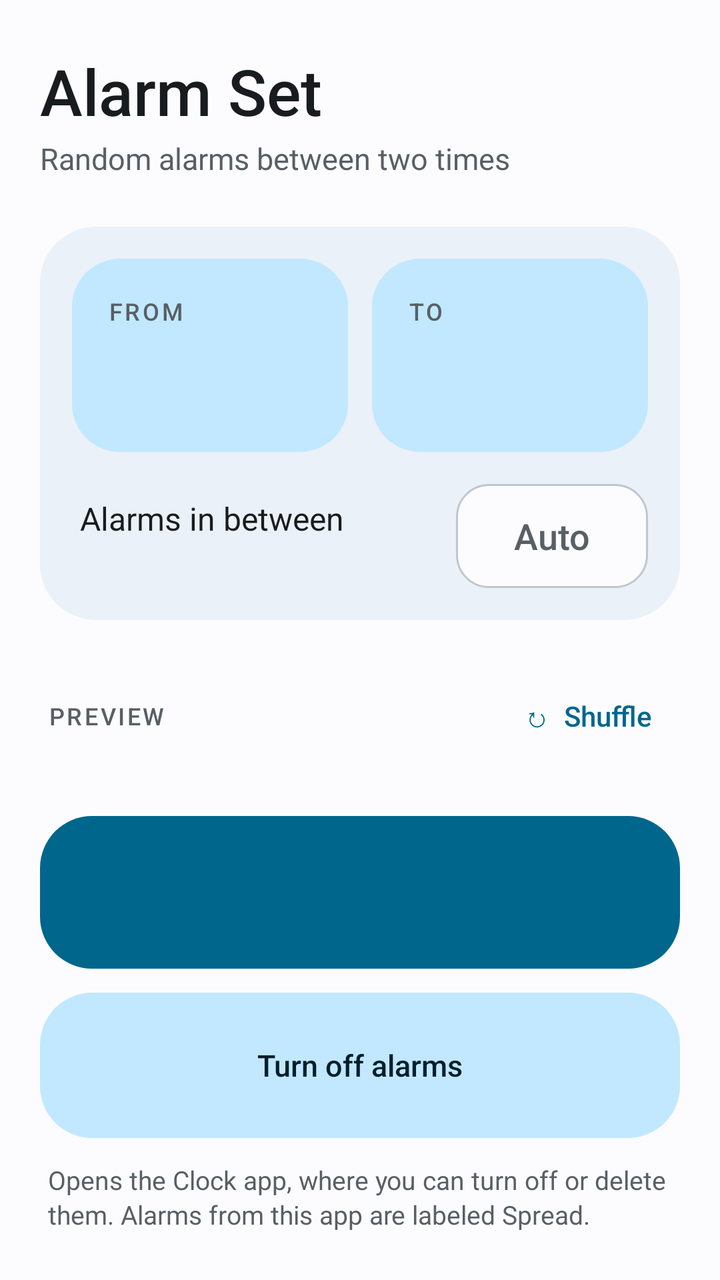
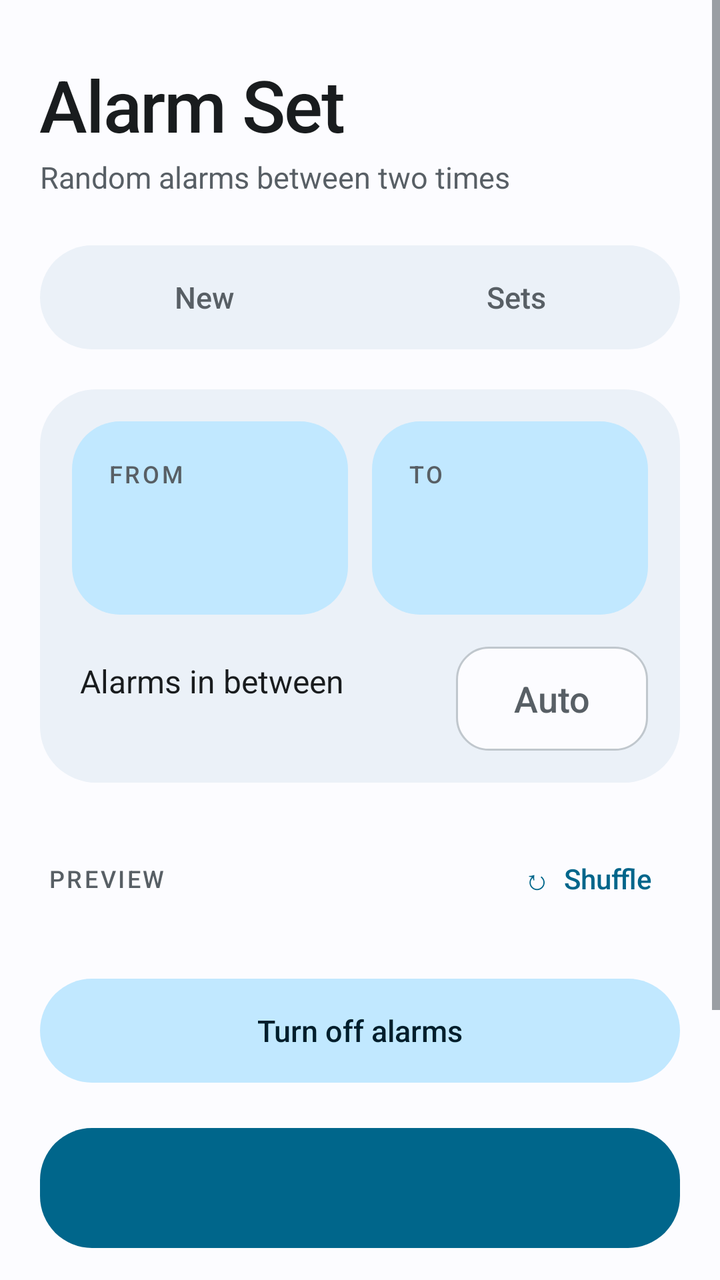

Compare the two renders of this Android layout. The source of the first and the diff that turns it into the second are given below.
<!-- AndroidManifest.xml: application theme AppTheme -->
<!-- res/layout/activity_main.xml -->
<?xml version="1.0" encoding="utf-8"?>
<ScrollView xmlns:android="http://schemas.android.com/apk/res/android"
    android:id="@+id/root" android:layout_width="match_parent" android:layout_height="match_parent"
    android:clipToPadding="false" android:fillViewport="true">

    <LinearLayout android:layout_width="match_parent" android:layout_height="wrap_content"
        android:orientation="vertical" android:paddingStart="20dp" android:paddingEnd="20dp"
        android:paddingTop="24dp" android:paddingBottom="24dp">

        <TextView android:layout_width="wrap_content" android:layout_height="wrap_content"
            android:text="@string/app_name" android:textColor="@color/on_bg" android:textSize="32sp"
            android:fontFamily="sans-serif-medium"/>
        <TextView android:layout_width="wrap_content" android:layout_height="wrap_content"
            android:layout_marginTop="2dp" android:text="Random alarms between two times"
            android:textColor="@color/muted" android:textSize="15sp"/>

        
        <LinearLayout android:layout_width="match_parent" android:layout_height="wrap_content"
            android:layout_marginTop="24dp" android:background="@drawable/bg_card"
            android:orientation="vertical" android:padding="16dp">

            <LinearLayout android:layout_width="match_parent" android:layout_height="wrap_content">
                <LinearLayout android:id="@+id/from" style="@style/Tile" android:layout_marginEnd="6dp">
                    <TextView style="@style/Label" android:layout_width="wrap_content"
                        android:layout_height="wrap_content" android:text="From"/>
                    <TextView android:id="@+id/from_time" style="@style/TileTime"
                        android:layout_width="wrap_content" android:layout_height="wrap_content"/>
                </LinearLayout>
                <LinearLayout android:id="@+id/to" style="@style/Tile" android:layout_marginStart="6dp">
                    <TextView style="@style/Label" android:layout_width="wrap_content"
                        android:layout_height="wrap_content" android:text="To"/>
                    <TextView android:id="@+id/to_time" style="@style/TileTime"
                        android:layout_width="wrap_content" android:layout_height="wrap_content"/>
                </LinearLayout>
            </LinearLayout>

            <LinearLayout android:layout_width="match_parent" android:layout_height="wrap_content"
                android:layout_marginTop="16dp" android:gravity="center_vertical" android:paddingStart="4dp">
                <LinearLayout android:layout_width="0dp" android:layout_height="wrap_content"
                    android:layout_weight="1" android:orientation="vertical">
                    <TextView android:layout_width="wrap_content" android:layout_height="wrap_content"
                        android:labelFor="@id/count" android:text="Alarms in between" android:textColor="@color/on_bg" android:textSize="16sp"/>
                    <TextView android:id="@+id/count_note" android:layout_width="wrap_content"
                        android:layout_height="wrap_content" android:textColor="@color/muted" android:textSize="13sp"/>
                </LinearLayout>
                <EditText android:id="@+id/count" android:layout_width="96dp" android:layout_height="52dp"
                    android:background="@drawable/bg_field" android:gravity="center" android:hint="Auto"
                    android:inputType="number" android:maxLength="3" android:imeOptions="actionDone"
                    android:textColor="@color/on_bg" android:textColorHint="@color/muted" android:textSize="18sp"/>
            </LinearLayout>
        </LinearLayout>

        
        <LinearLayout android:layout_width="match_parent" android:layout_height="wrap_content"
            android:layout_marginTop="24dp" android:gravity="center_vertical">
            <TextView style="@style/Label" android:layout_width="0dp" android:layout_weight="1"
                android:layout_height="wrap_content" android:paddingStart="4dp" android:text="Preview"/>
            <Button android:id="@+id/shuffle" style="@style/TextAction" android:text="↻  Shuffle" android:contentDescription="Shuffle"/>
        </LinearLayout>
        <TextView android:id="@+id/problem" android:layout_width="match_parent" android:layout_height="wrap_content"
            android:layout_marginTop="8dp" android:paddingStart="4dp" android:textColor="@color/muted"
            android:textSize="15sp" android:visibility="gone"/>
        <GridLayout android:id="@+id/chips" android:layout_width="match_parent" android:layout_height="wrap_content"
            android:layout_marginTop="6dp" android:columnCount="3" android:useDefaultMargins="false"/>

        <Button android:id="@+id/set" style="@style/Btn" android:layout_width="match_parent"
            android:layout_height="56dp" android:layout_marginTop="20dp"
            android:background="@drawable/bg_button_state" android:textColor="@color/on_primary"
            android:textSize="16sp"/>

        <Button android:id="@+id/turn_off" style="@style/Btn" android:layout_width="match_parent"
            android:layout_marginTop="12dp" android:background="@drawable/bg_tonal"
            android:textColor="@color/on_container" android:text="Turn off alarms"/>
        <TextView android:layout_width="match_parent" android:layout_height="wrap_content"
            android:layout_marginTop="12dp" android:paddingStart="4dp" android:paddingEnd="4dp"
            android:text="Opens the Clock app, where you can turn off or delete them. Alarms from this app are labeled Spread."
            android:textColor="@color/muted" android:textSize="13sp" android:lineSpacingExtra="2dp"/>
    </LinearLayout>
</ScrollView>
<!-- resources referenced by this layout -->
<resources>
  <color name="muted">@android:color/system_neutral2_600</color>
  <color name="on_bg">@android:color/system_neutral1_900</color>
  <color name="on_container">@android:color/system_accent1_900</color>
  <color name="on_primary">@android:color/system_accent1_0</color>
  <!-- drawable bg_card (drawable) -->
  <?xml version="1.0" encoding="utf-8"?>
  <ripple xmlns:android="http://schemas.android.com/apk/res/android" android:color="?android:attr/colorControlHighlight">
      <item><shape><solid android:color="@color/surface"/><corners android:radius="28dp"/></shape></item>
  </ripple>
  <!-- drawable bg_tonal (drawable) -->
  <?xml version="1.0" encoding="utf-8"?>
  <ripple xmlns:android="http://schemas.android.com/apk/res/android" android:color="?android:attr/colorControlHighlight">
      <item><shape><solid android:color="@color/container"/><corners android:radius="26dp"/></shape></item>
  </ripple>
  <string name="app_name">Alarm Set</string>
  <style name="Label">
          <item name="android:textColor">@color/muted</item>
          <item name="android:textSize">12sp</item>
          <item name="android:letterSpacing">0.1</item>
          <item name="android:fontFamily">sans-serif-medium</item>
          <item name="android:textAllCaps">true</item>
      </style>
  <style name="TileTime">
          <item name="android:textColor">@color/on_container</item>
          <item name="android:textSize">30sp</item>
          <item name="android:fontFamily">sans-serif-medium</item>
          <item name="android:layout_marginTop">4dp</item>
      </style>
  <color name="outline">@android:color/system_neutral2_200</color>
  <!-- drawable bg_button (drawable) -->
  <?xml version="1.0" encoding="utf-8"?>
  <ripple xmlns:android="http://schemas.android.com/apk/res/android" android:color="?android:attr/colorControlHighlight">
      <item><shape><solid android:color="@color/primary"/><corners android:radius="26dp"/></shape></item>
  </ripple>
  <color name="surface">@android:color/system_neutral2_50</color>
  <color name="bg">@android:color/system_neutral1_10</color>
  <color name="container">@android:color/system_accent1_100</color>
  <color name="primary">@android:color/system_accent1_600</color>
  <!-- drawable bg_tile (drawable) -->
  <?xml version="1.0" encoding="utf-8"?>
  <ripple xmlns:android="http://schemas.android.com/apk/res/android" android:color="?android:attr/colorControlHighlight">
      <item><shape><solid android:color="@color/container"/><corners android:radius="24dp"/></shape></item>
  </ripple>
  <!-- unchanged entries left out for length: 7 -->
</resources>

<!-- the commit's change to res/layout/activity_main.xml (unified diff, before → after) -->
@@ -1,79 +1,106 @@
 <?xml version="1.0" encoding="utf-8"?>
-<ScrollView xmlns:android="http://schemas.android.com/apk/res/android"
+<LinearLayout xmlns:android="http://schemas.android.com/apk/res/android"
     android:id="@+id/root" android:layout_width="match_parent" android:layout_height="match_parent"
-    android:clipToPadding="false" android:fillViewport="true">
+    android:orientation="vertical">
 
-    <LinearLayout android:layout_width="match_parent" android:layout_height="wrap_content"
-        android:orientation="vertical" android:paddingStart="20dp" android:paddingEnd="20dp"
-        android:paddingTop="24dp" android:paddingBottom="24dp">
+    <ScrollView android:layout_width="match_parent" android:layout_height="0dp" android:layout_weight="1"
+        android:fillViewport="true">
 
-        <TextView android:layout_width="wrap_content" android:layout_height="wrap_content"
-            android:text="@string/app_name" android:textColor="@color/on_bg" android:textSize="32sp"
-            android:fontFamily="sans-serif-medium"/>
-        <TextView android:layout_width="wrap_content" android:layout_height="wrap_content"
-            android:layout_marginTop="2dp" android:text="Random alarms between two times"
-            android:textColor="@color/muted" android:textSize="15sp"/>
+        <LinearLayout android:layout_width="match_parent" android:layout_height="wrap_content"
+            android:orientation="vertical" android:paddingStart="20dp" android:paddingEnd="20dp"
+            android:paddingTop="28dp" android:paddingBottom="24dp">
 
-        
-        <LinearLayout android:layout_width="match_parent" android:layout_height="wrap_content"
-            android:layout_marginTop="24dp" android:background="@drawable/bg_card"
-            android:orientation="vertical" android:padding="16dp">
+            <TextView android:layout_width="wrap_content" android:layout_height="wrap_content"
+                android:text="@string/app_name" android:textColor="@color/on_bg" android:textSize="36sp"
+                android:fontFamily="sans-serif-medium" android:letterSpacing="-0.02"/>
+            <TextView android:layout_width="wrap_content" android:layout_height="wrap_content"
+                android:layout_marginTop="2dp" android:text="Random alarms between two times"
+                android:textColor="@color/muted" android:textSize="15sp"/>
 
-            <LinearLayout android:layout_width="match_parent" android:layout_height="wrap_content">
-                <LinearLayout android:id="@+id/from" style="@style/Tile" android:layout_marginEnd="6dp">
-                    <TextView style="@style/Label" android:layout_width="wrap_content"
-                        android:layout_height="wrap_content" android:text="From"/>
-                    <TextView android:id="@+id/from_time" style="@style/TileTime"
-                        android:layout_width="wrap_content" android:layout_height="wrap_content"/>
-                </LinearLayout>
-                <LinearLayout android:id="@+id/to" style="@style/Tile" android:layout_marginStart="6dp">
-                    <TextView style="@style/Label" android:layout_width="wrap_content"
-                        android:layout_height="wrap_content" android:text="To"/>
-                    <TextView android:id="@+id/to_time" style="@style/TileTime"
-                        android:layout_width="wrap_content" android:layout_height="wrap_content"/>
-                </LinearLayout>
+            
+            <LinearLayout android:layout_width="match_parent" android:layout_height="52dp"
+                android:layout_marginTop="24dp" android:background="@drawable/bg_segment" android:padding="4dp">
+                <TextView android:id="@+id/tab_new" style="@style/Tab" android:text="New"/>
+                <TextView android:id="@+id/tab_sets" style="@style/Tab" android:text="Sets"/>
             </LinearLayout>
 
-            <LinearLayout android:layout_width="match_parent" android:layout_height="wrap_content"
-                android:layout_marginTop="16dp" android:gravity="center_vertical" android:paddingStart="4dp">
-                <LinearLayout android:layout_width="0dp" android:layout_height="wrap_content"
-                    android:layout_weight="1" android:orientation="vertical">
-                    <TextView android:layout_width="wrap_content" android:layout_height="wrap_content"
-                        android:labelFor="@id/count" android:text="Alarms in between" android:textColor="@color/on_bg" android:textSize="16sp"/>
-                    <TextView android:id="@+id/count_note" android:layout_width="wrap_content"
-                        android:layout_height="wrap_content" android:textColor="@color/muted" android:textSize="13sp"/>
+            
+            <LinearLayout android:id="@+id/page_new" android:layout_width="match_parent"
+                android:layout_height="wrap_content" android:orientation="vertical">
+
+                <LinearLayout android:layout_width="match_parent" android:layout_height="wrap_content"
+                    android:layout_marginTop="20dp" android:background="@drawable/bg_card"
+                    android:orientation="vertical" android:padding="16dp">
+
+                    <LinearLayout android:layout_width="match_parent" android:layout_height="wrap_content">
+                        <LinearLayout android:id="@+id/from" style="@style/Tile" android:layout_marginEnd="6dp">
+                            <TextView style="@style/Label" android:layout_width="wrap_content"
+                                android:layout_height="wrap_content" android:text="From"/>
+                            <TextView android:id="@+id/from_time" style="@style/TileTime"
+                                android:layout_width="wrap_content" android:layout_height="wrap_content"/>
+                        </LinearLayout>
+                        <LinearLayout android:id="@+id/to" style="@style/Tile" android:layout_marginStart="6dp">
+                            <TextView style="@style/Label" android:layout_width="wrap_content"
+                                android:layout_height="wrap_content" android:text="To"/>
+                            <TextView android:id="@+id/to_time" style="@style/TileTime"
+                                android:layout_width="wrap_content" android:layout_height="wrap_content"/>
+                        </LinearLayout>
+                    </LinearLayout>
+
+                    <LinearLayout android:layout_width="match_parent" android:layout_height="wrap_content"
+                        android:layout_marginTop="16dp" android:gravity="center_vertical" android:paddingStart="4dp">
+                        <LinearLayout android:layout_width="0dp" android:layout_height="wrap_content"
+                            android:layout_weight="1" android:orientation="vertical">
+                            <TextView android:layout_width="wrap_content" android:layout_height="wrap_content"
+                                android:labelFor="@id/count" android:text="Alarms in between" android:textColor="@color/on_bg" android:textSize="16sp"/>
+                            <TextView android:id="@+id/count_note" android:layout_width="wrap_content"
+                                android:layout_height="wrap_content" android:textColor="@color/muted" android:textSize="13sp"/>
+                        </LinearLayout>
+                        <EditText android:id="@+id/count" android:layout_width="96dp" android:layout_height="52dp"
+                            android:background="@drawable/bg_field" android:gravity="center" android:hint="Auto"
+                            android:inputType="number" android:maxLength="3" android:imeOptions="actionDone"
+                            android:textColor="@color/on_bg" android:textColorHint="@color/muted" android:textSize="18sp"/>
+                    </LinearLayout>
                 </LinearLayout>
-                <EditText android:id="@+id/count" android:layout_width="96dp" android:layout_height="52dp"
-                    android:background="@drawable/bg_field" android:gravity="center" android:hint="Auto"
-                    android:inputType="number" android:maxLength="3" android:imeOptions="actionDone"
-                    android:textColor="@color/on_bg" android:textColorHint="@color/muted" android:textSize="18sp"/>
+
+                <LinearLayout android:layout_width="match_parent" android:layout_height="wrap_content"
+                    android:layout_marginTop="24dp" android:gravity="center_vertical">
+                    <TextView style="@style/Label" android:layout_width="0dp" android:layout_weight="1"
+                        android:layout_height="wrap_content" android:paddingStart="4dp" android:text="Preview"/>
+                    <Button android:id="@+id/shuffle" style="@style/TextAction" android:text="↻  Shuffle" android:contentDescription="Shuffle"/>
+                </LinearLayout>
+                <TextView android:id="@+id/problem" android:layout_width="match_parent" android:layout_height="wrap_content"
+                    android:layout_marginTop="8dp" android:paddingStart="4dp" android:textColor="@color/muted"
+                    android:textSize="15sp" android:visibility="gone"/>
+                <GridLayout android:id="@+id/chips" android:layout_width="match_parent" android:layout_height="wrap_content"
+                    android:layout_marginTop="6dp" android:columnCount="3" android:useDefaultMargins="false"/>
+
+                <Button android:id="@+id/turn_off" style="@style/Btn" android:layout_width="match_parent"
+                    android:layout_marginTop="20dp" android:background="@drawable/bg_tonal"
+                    android:textColor="@color/on_container" android:text="Turn off alarms"/>
+                <TextView android:layout_width="match_parent" android:layout_height="wrap_content"
+                    android:layout_marginTop="12dp" android:paddingStart="4dp" android:paddingEnd="4dp"
+                    android:text="Opens the Clock app, where you can turn off or delete them. Alarms from this app are labeled Spread."
+                    android:textColor="@color/muted" android:textSize="13sp" android:lineSpacingExtra="2dp"/>
+            </LinearLayout>
+
+            
+            <LinearLayout android:id="@+id/page_sets" android:layout_width="match_parent"
+                android:layout_height="wrap_content" android:orientation="vertical" android:visibility="gone">
+                <TextView android:id="@+id/sets_note" android:layout_width="match_parent" android:layout_height="wrap_content"
+                    android:layout_marginTop="20dp" android:paddingStart="4dp" android:paddingEnd="4dp"
+                    android:textColor="@color/muted" android:textSize="14sp" android:lineSpacingExtra="2dp"/>
+                <LinearLayout android:id="@+id/sets_list" android:layout_width="match_parent"
+                    android:layout_height="wrap_content" android:orientation="vertical"/>
             </LinearLayout>
         </LinearLayout>
+    </ScrollView>
 
-        
-        <LinearLayout android:layout_width="match_parent" android:layout_height="wrap_content"
-            android:layout_marginTop="24dp" android:gravity="center_vertical">
-            <TextView style="@style/Label" android:layout_width="0dp" android:layout_weight="1"
-                android:layout_height="wrap_content" android:paddingStart="4dp" android:text="Preview"/>
-            <Button android:id="@+id/shuffle" style="@style/TextAction" android:text="↻  Shuffle" android:contentDescription="Shuffle"/>
-        </LinearLayout>
-        <TextView android:id="@+id/problem" android:layout_width="match_parent" android:layout_height="wrap_content"
-            android:layout_marginTop="8dp" android:paddingStart="4dp" android:textColor="@color/muted"
-            android:textSize="15sp" android:visibility="gone"/>
-        <GridLayout android:id="@+id/chips" android:layout_width="match_parent" android:layout_height="wrap_content"
-            android:layout_marginTop="6dp" android:columnCount="3" android:useDefaultMargins="false"/>
-
+    
+    <FrameLayout android:id="@+id/bottom_bar" android:layout_width="match_parent" android:layout_height="wrap_content"
+        android:paddingStart="20dp" android:paddingEnd="20dp" android:paddingTop="8dp" android:paddingBottom="16dp">
         <Button android:id="@+id/set" style="@style/Btn" android:layout_width="match_parent"
-            android:layout_height="56dp" android:layout_marginTop="20dp"
-            android:background="@drawable/bg_button_state" android:textColor="@color/on_primary"
-            android:textSize="16sp"/>
-
-        <Button android:id="@+id/turn_off" style="@style/Btn" android:layout_width="match_parent"
-            android:layout_marginTop="12dp" android:background="@drawable/bg_tonal"
-            android:textColor="@color/on_container" android:text="Turn off alarms"/>
-        <TextView android:layout_width="match_parent" android:layout_height="wrap_content"
-            android:layout_marginTop="12dp" android:paddingStart="4dp" android:paddingEnd="4dp"
-            android:text="Opens the Clock app, where you can turn off or delete them. Alarms from this app are labeled Spread."
-            android:textColor="@color/muted" android:textSize="13sp" android:lineSpacingExtra="2dp"/>
-    </LinearLayout>
-</ScrollView>
+            android:layout_height="60dp" android:background="@drawable/bg_button_state"
+            android:textColor="@color/on_primary" android:textSize="17sp"/>
+    </FrameLayout>
+</LinearLayout>
<!-- resource entries referenced after the edit -->
@@ -9,6 +9,11 @@
   <ripple xmlns:android="http://schemas.android.com/apk/res/android" android:color="?android:attr/colorControlHighlight">
       <item><shape><solid android:color="@color/surface"/><corners android:radius="28dp"/></shape></item>
   </ripple>
+  <!-- drawable bg_segment (drawable) -->
+  <?xml version="1.0" encoding="utf-8"?>
+  <shape xmlns:android="http://schemas.android.com/apk/res/android">
+      <solid android:color="@color/surface"/><corners android:radius="26dp"/>
+  </shape>
   <!-- drawable bg_tonal (drawable) -->
   <?xml version="1.0" encoding="utf-8"?>
   <ripple xmlns:android="http://schemas.android.com/apk/res/android" android:color="?android:attr/colorControlHighlight">
@@ -21,6 +26,18 @@
           <item name="android:letterSpacing">0.1</item>
           <item name="android:fontFamily">sans-serif-medium</item>
           <item name="android:textAllCaps">true</item>
+      </style>
+  <style name="Tab">
+          <item name="android:layout_width">0dp</item>
+          <item name="android:layout_height">match_parent</item>
+          <item name="android:layout_weight">1</item>
+          <item name="android:gravity">center</item>
+          <item name="android:textSize">15sp</item>
+          <item name="android:fontFamily">sans-serif-medium</item>
+          <item name="android:textColor">@color/tab_text</item>
+          <item name="android:background">@drawable/bg_segment_item</item>
+          <item name="android:clickable">true</item>
+          <item name="android:focusable">true</item>
       </style>
   <style name="TileTime">
           <item name="android:textColor">@color/on_container</item>
@@ -37,6 +54,16 @@
   <color name="surface">@android:color/system_neutral2_50</color>
   <color name="bg">@android:color/system_neutral1_10</color>
   <color name="container">@android:color/system_accent1_100</color>
+  <!-- drawable bg_segment_item (drawable) -->
+  <?xml version="1.0" encoding="utf-8"?>
+  <ripple xmlns:android="http://schemas.android.com/apk/res/android" android:color="?android:attr/colorControlHighlight">
+      <item android:id="@android:id/mask"><shape><solid android:color="#fff"/><corners android:radius="22dp"/></shape></item>
+      <item>
+          <selector>
+              <item android:state_selected="true"><shape><solid android:color="@color/container"/><corners android:radius="22dp"/></shape></item>
+          </selector>
+      </item>
+  </ripple>
   <color name="primary">@android:color/system_accent1_600</color>
   <!-- drawable bg_tile (drawable) -->
   <?xml version="1.0" encoding="utf-8"?>
